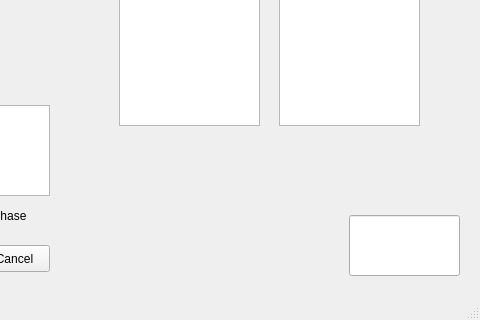
This is client/mainwindow.ui in Davidj361/cuTPS as Qt 5 draws it before an edit; both pictures show x 342 to 822 and y 185 to 505 of the 822 by 505 pixel window. The edited form follows.
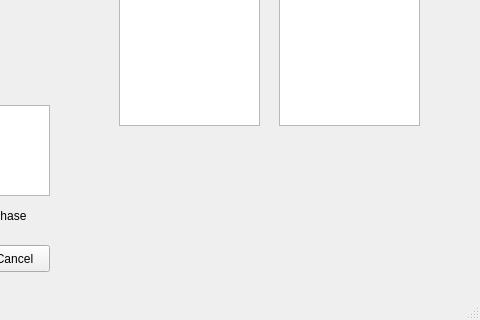
This is the edited form. The open tabs and pages were chosen to show the change. Icons and pictures are not drawn.

Commit message: removed fields from pages

What changed in the file:
```diff
--- a/client/mainwindow.ui
+++ b/client/mainwindow.ui
@@ -2553,16 +2553,6 @@
          <string>Cancel</string>
         </property>
        </widget>
-       <widget class="QLineEdit" name="lineTextbookCid">
-        <property name="geometry">
-         <rect>
-          <x>680</x>
-          <y>370</y>
-          <width>111</width>
-          <height>61</height>
-         </rect>
-        </property>
-       </widget>
       </widget>
       <widget class="QWidget" name="ContentManageChapterForm">
        <widget class="QTextBrowser" name="lineChapterDescription">
```
Left out of the diff: 12 changed lines with no effect on the pictures. The commit also changes 1 other file.
